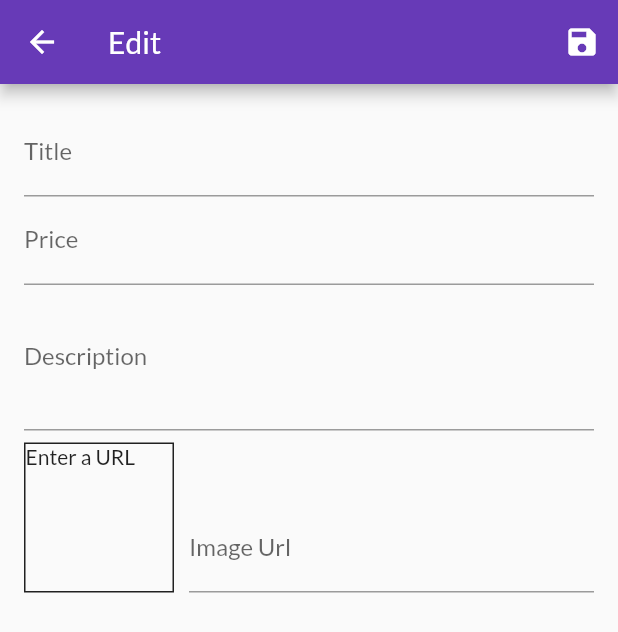
After one commit to akashjindal347/Flutter-Mini-Projects, a Flutter app: the EditProductScreen screen opened by its route, after a tap on the "save" icon, on a phone screen of 412 x 824 dp. The commit adds this screen. Shown: the top 632 px of the screen. Run offline on Flutter 3.47's test engine with Material 2 defaults, Android fonts, the phone set to English and light mode, and no system bars; network calls fail.

Commit message:
manage products added

```diff
--- a/shopApp/lib/main.dart
+++ b/shopApp/lib/main.dart
@@ -3,9 +3,11 @@ import 'package:shopApp/providers/cart.dart';
 import 'package:shopApp/providers/orders.dart';
 import 'package:shopApp/providers/product_provider.dart';
 import 'package:shopApp/screens/cart_screen.dart';
+import 'package:shopApp/screens/edit_product_screen.dart';
 import 'package:shopApp/screens/orders_screen.dart';
 import 'package:shopApp/screens/products_overview_screen.dart';
 import 'package:provider/provider.dart';
+import 'package:shopApp/screens/user_products_screen.dart';
 
 void main() {
   runApp(MyApp());
@@ -39,6 +41,8 @@ class MyApp extends StatelessWidget {
         routes: {
           CartScreen.routeName: (_) => CartScreen(),
           OrdersScreen.routeName: (_) => OrdersScreen(),
+          UserProductsScreen.routeName: (_) => UserProductsScreen(),
+          EditProductScreen.routeName: (_) => EditProductScreen(),
         },
       ),
     );
--- a/shopApp/lib/providers/product_provider.dart
+++ b/shopApp/lib/providers/product_provider.dart
@@ -40,4 +40,16 @@ class Products with ChangeNotifier {
   List<Product> get items {
     return [..._items];
   }
+
+  void addProduct(Product product) {
+    final newProduct = Product(
+      title: product.title,
+      description: product.description,
+      price: product.price,
+      imageUrl: product.imageUrl,
+      id: DateTime.now().toString(),
+    );
+    _items.add(newProduct);
+    notifyListeners();
+  }
 }
--- /dev/null
+++ b/shopApp/lib/screens/edit_product_screen.dart
@@ -0,0 +1,145 @@
+import 'package:flutter/material.dart';
+import 'package:flutter/services.dart';
+import 'package:provider/provider.dart';
+import 'package:shopApp/providers/product.dart';
+import 'package:shopApp/providers/product_provider.dart';
+
+class EditProductScreen extends StatefulWidget {
+  static const routeName = '/edit-product';
+  @override
+  _EditProductScreenState createState() => _EditProductScreenState();
+}
+
+class _EditProductScreenState extends State<EditProductScreen> {
+  final _priceFocusNode = FocusNode();
+  final imageController = TextEditingController();
+  final _form = GlobalKey<FormState>();
+  var editedProduct = Product(
+    id: null,
+    title: '',
+    price: 0,
+    description: '',
+    imageUrl: '',
+  );
+
+  void _saveForm() {
+    _form.currentState.save();
+    Provider.of<Products>(context, listen: false).addProduct(editedProduct);
+    Navigator.of(context).pop();
+  }
+
+  @override
+  void dispose() {
+    imageController.dispose();
+    _priceFocusNode.dispose();
+    super.dispose();
+  }
+
+  @override
+  Widget build(BuildContext context) {
+    return Scaffold(
+      appBar: AppBar(
+        title: Text('Edit'),
+        actions: <Widget>[
+          IconButton(
+            icon: Icon(Icons.save),
+            onPressed: _saveForm,
+          ),
+        ],
+      ),
+      body: Padding(
+        padding: const EdgeInsets.all(16.0),
+        child: Form(
+          key: _form,
+          child: ListView(
+            children: <Widget>[
+              TextFormField(
+                textInputAction: TextInputAction.next,
+                decoration: InputDecoration(labelText: 'Title'),
+                onFieldSubmitted: (_) {
+                  FocusScope.of(context).requestFocus(_priceFocusNode);
+                },
+                onSaved: (value) {
+                  editedProduct = Product(
+                    id: null,
+                    title: value,
+                    description: editedProduct.description,
+                    imageUrl: editedProduct.imageUrl,
+                    price: editedProduct.price,
+                  );
+                },
+              ),
+              TextFormField(
+                keyboardType: TextInputType.number,
+                textInputAction: TextInputAction.next,
+                decoration: InputDecoration(labelText: 'Price'),
+                focusNode: _priceFocusNode,
+                onSaved: (value) {
+                  editedProduct = Product(
+                    id: null,
+                    title: editedProduct.title,
+                    description: editedProduct.description,
+                    imageUrl: editedProduct.imageUrl,
+                    price: double.parse(value),
+                  );
+                },
+              ),
+              TextFormField(
+                keyboardType: TextInputType.multiline,
+                maxLines: 3,
+                decoration: InputDecoration(labelText: 'Description'),
+                onSaved: (value) {
+                  editedProduct = Product(
+                    id: null,
+                    title: editedProduct.title,
+                    description: value,
+                    imageUrl: editedProduct.imageUrl,
+                    price: editedProduct.price,
+                  );
+                },
+              ),
+              Row(
+                crossAxisAlignment: CrossAxisAlignment.end,
+                children: <Widget>[
+                  Container(
+                    decoration: BoxDecoration(
+                        border: Border.all(width: 1, color: Colors.black87)),
+                    margin: EdgeInsets.only(
+                      top: 8,
+                      right: 10,
+                    ),
+                    height: 100,
+                    width: 100,
+                    child: imageController.text.isEmpty
+                        ? Text('Enter a URL')
+                        : FittedBox(
+                            child: Image.network(imageController.text,
+                                fit: BoxFit.cover),
+                          ),
+                  ),
+                  Expanded(
+                    child: TextFormField(
+                      keyboardType: TextInputType.url,
+                      decoration: InputDecoration(labelText: 'Image Url'),
+                      textInputAction: TextInputAction.done,
+                      controller: imageController,
+                      onSaved: (value) {
+                        editedProduct = Product(
+                          id: null,
+                          title: editedProduct.title,
+                          description: editedProduct.description,
+                          imageUrl: value,
+                          price: editedProduct.price,
+                        );
+                      },
+                    ),
+                  ),
+                ],
+              ),
+            ],
+          ),
+        ),
+      ),
+    );
+  }
+}
--- a/shopApp/lib/screens/orders_screen.dart
+++ b/shopApp/lib/screens/orders_screen.dart
@@ -11,7 +11,7 @@ class OrdersScreen extends StatelessWidget {
     final ordersData = Provider.of<Order>(context);
 
     return Scaffold(
-      drawer: appDrawer(),
+      drawer: AppDrawer(),
       appBar: AppBar(
         title: Text('Your Orders'),
       ),
--- a/shopApp/lib/screens/products_overview_screen.dart
+++ b/shopApp/lib/screens/products_overview_screen.dart
@@ -10,7 +10,7 @@ class ProductOverviewScreen extends StatelessWidget {
   @override
   Widget build(BuildContext context) {
     return Scaffold(
-      drawer: appDrawer(),
+      drawer: AppDrawer(),
       appBar: AppBar(
         title: Text("Products"),
         actions: <Widget>[
--- a/shopApp/lib/widgets/appDrawer.dart
+++ b/shopApp/lib/widgets/appDrawer.dart
@@ -1,7 +1,8 @@
 import 'package:flutter/material.dart';
 import 'package:shopApp/screens/orders_screen.dart';
+import 'package:shopApp/screens/user_products_screen.dart';
 
-class appDrawer extends StatelessWidget {
+class AppDrawer extends StatelessWidget {
   @override
   Widget build(BuildContext context) {
     return Drawer(
@@ -27,6 +28,14 @@ class appDrawer extends StatelessWidget {
                   .pushReplacementNamed(OrdersScreen.routeName);
             },
           ),
+          ListTile(
+            leading: Icon(Icons.edit),
+            title: Text('Manage Products'),
+            onTap: () {
+              Navigator.of(context)
+                  .pushReplacementNamed(UserProductsScreen.routeName);
+            },
+          ),
         ],
       ),
     );
--- /dev/null
+++ b/shopApp/lib/widgets/user_product_item.dart
@@ -0,0 +1,28 @@
+import 'package:flutter/material.dart';
+import 'package:shopApp/screens/edit_product_screen.dart';
+
+class UserProductItem extends StatelessWidget {
+  final String title;
+  final String imageUrl;
+
+  UserProductItem(this.title, this.imageUrl);
+
+  @override
+  Widget build(BuildContext context) {
+    return ListTile(
+      title: Text(title),
+      leading: CircleAvatar(
+        backgroundImage: NetworkImage(imageUrl),
+      ),
+      trailing: Container(
+        width: 100,
+        child: Row(
+          children: <Widget>[
+            IconButton(icon: Icon(Icons.edit), onPressed: () {}),
+            IconButton(icon: Icon(Icons.delete), onPressed: () {})
+          ],
+        ),
+      ),
+    );
+  }
+}
```
Also changed, not shown: shopApp/lib/providers/cart.dart (+20 -0 lines), shopApp/lib/screens/user_products_screen.dart (added, +38 -0 lines), shopApp/lib/widgets/product_item.dart (+15 -2 lines).
